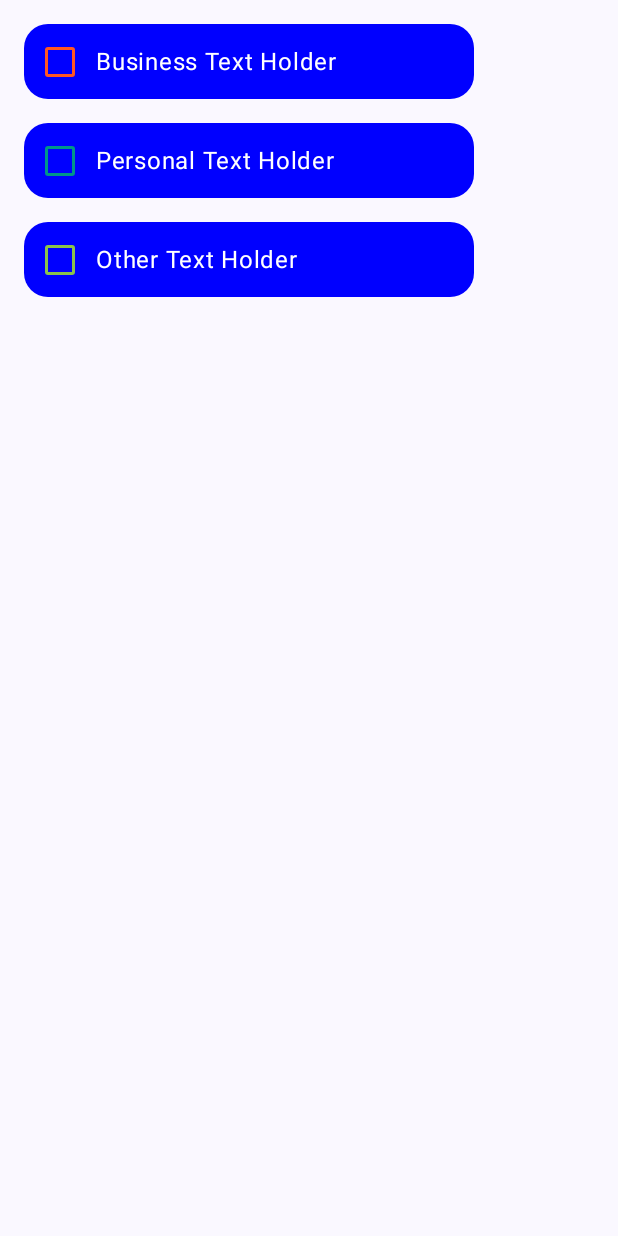
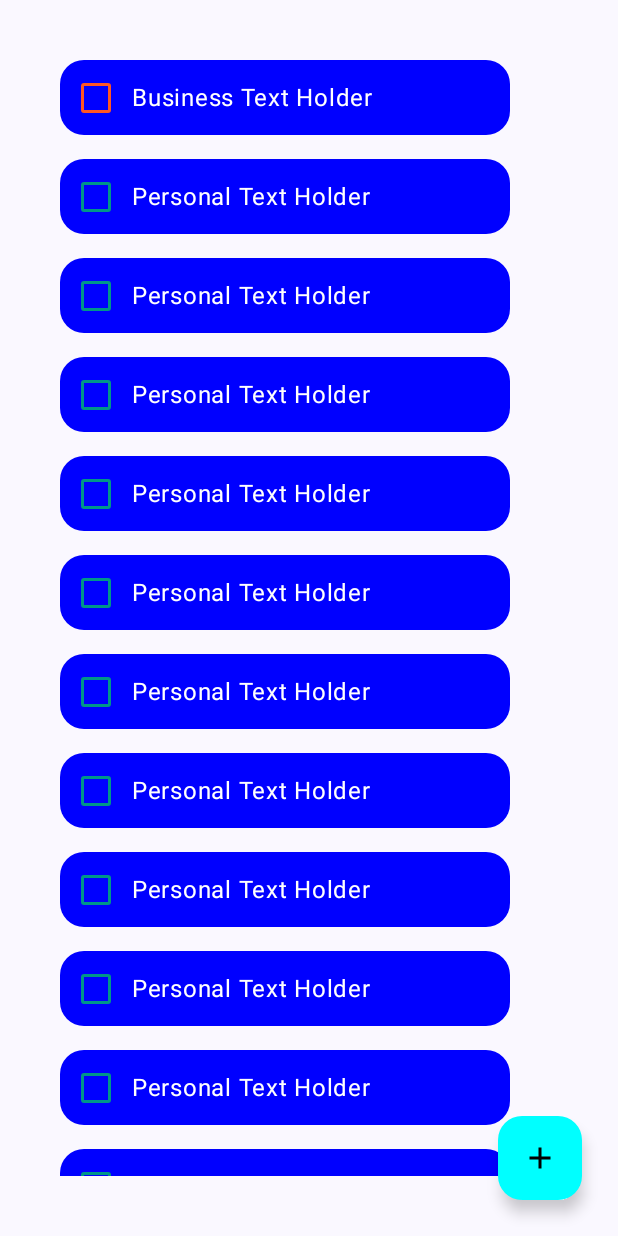
Before and after one commit to veselin0/ConstructorApp, an Android app built with Jetpack Compose: the screen it shows after launch (MainActivity), on a phone screen of 412 x 824 dp. Run offline under Robolectric (Android 15) with nearby library versions, the phone set to English and light mode, and no system bars.

Commit message:
added MyScreen() with a FAB

```diff
--- a/app/src/main/java/com/example/constructorapp/Colors.kt
+++ b/app/src/main/java/com/example/constructorapp/Colors.kt
@@ -7,4 +7,5 @@ object Colors {
     val businessColor = Color(0xFFFF5722)
     val personalColor = Color(0xFF009688)
     val otherColor = Color(0xFF8BC34A)
+    val fabColor = Color(0xFFE91E63)
 }
--- /dev/null
+++ b/app/src/main/java/com/example/constructorapp/FAB.kt
@@ -0,0 +1,25 @@
+package com.example.constructorapp
+
+import androidx.compose.foundation.shape.AbsoluteRoundedCornerShape
+import androidx.compose.foundation.shape.CutCornerShape
+import androidx.compose.foundation.shape.RoundedCornerShape
+import androidx.compose.material.icons.Icons
+import androidx.compose.material.icons.filled.Add
+import androidx.compose.material3.FloatingActionButton
+import androidx.compose.material3.FloatingActionButtonDefaults
+import androidx.compose.material3.Icon
+import androidx.compose.runtime.Composable
+import androidx.compose.ui.graphics.Color
+import androidx.compose.ui.unit.dp
+
+@Composable
+fun MyFab() {
+    FloatingActionButton(
+        onClick = { /* Handle FAB click event */ },
+        contentColor = Color.White,
+        containerColor = Colors.fabColor,
+        shape = RoundedCornerShape(32.dp)
+    ) {
+        Icon(Icons.Default.Add, contentDescription = "Add Icon")
+    }
+}
--- a/app/src/main/java/com/example/constructorapp/MainActivity.kt
+++ b/app/src/main/java/com/example/constructorapp/MainActivity.kt
@@ -28,9 +28,10 @@ import androidx.compose.material3.MaterialTheme
 import androidx.compose.material3.Surface
 import androidx.compose.material3.Text
 import androidx.compose.runtime.Composable
-import androidx.compose.runtime.*
-import androidx.compose.runtime.remember
+import androidx.compose.runtime.getValue
+import androidx.compose.runtime.mutableStateOf
 import androidx.compose.runtime.saveable.rememberSaveable
+import androidx.compose.runtime.setValue
 import androidx.compose.ui.Alignment
 import androidx.compose.ui.Modifier
 import androidx.compose.ui.draw.clip
@@ -38,7 +39,6 @@ import androidx.compose.ui.graphics.Color
 import androidx.compose.ui.text.style.TextAlign
 import androidx.compose.ui.unit.dp
 import com.example.constructorapp.ui.theme.ConstructorAppTheme
-import com.example.constructorapp.CheckBoxParameters
 
 class MainActivity : ComponentActivity() {
     override fun onCreate(savedInstanceState: Bundle?) {
@@ -51,7 +51,7 @@ class MainActivity : ComponentActivity() {
                     color = MaterialTheme.colorScheme.background
                 ) {
                     Column() {
-                        RoundedCornersBoxesScrollableColumn()
+                        MyScreen()
                     }
                 }
             }
@@ -193,11 +193,27 @@ fun RoundedCornersBoxesScrollableColumn() {
     Column(
         Modifier
             .fillMaxSize()
-            .padding(16.dp)
+            .padding(40.dp)
             .verticalScroll(rememberScrollState())
     ) {
         var titles = listOf(
             "Business Text Holder",
+            "Personal Text Holder",
+            "Personal Text Holder",
+            "Personal Text Holder",
+            "Personal Text Holder",
+            "Personal Text Holder",
+            "Personal Text Holder",
+            "Personal Text Holder",
+            "Personal Text Holder",
+            "Personal Text Holder",
+            "Personal Text Holder",
+            "Personal Text Holder",
+            "Personal Text Holder",
+            "Personal Text Holder",
+            "Personal Text Holder",
+            "Personal Text Holder",
+            "Personal Text Holder",
             "Personal Text Holder",
             "Other Text Holder",
         )
--- /dev/null
+++ b/app/src/main/java/com/example/constructorapp/MyScreen.kt
@@ -0,0 +1,39 @@
+package com.example.constructorapp
+
+import androidx.compose.foundation.layout.Box
+import androidx.compose.foundation.layout.BoxWithConstraints
+import androidx.compose.foundation.layout.fillMaxSize
+import androidx.compose.foundation.layout.offset
+import androidx.compose.material.icons.Icons
+import androidx.compose.material.icons.filled.Add
+import androidx.compose.material3.FloatingActionButton
+import androidx.compose.material3.Icon
+import androidx.compose.runtime.Composable
+import androidx.compose.ui.Modifier
+import androidx.compose.ui.graphics.Color
+import androidx.compose.ui.unit.dp
+
+@Composable
+fun MyScreen() {
+    BoxWithConstraints(modifier = Modifier.fillMaxSize()) {
+        RoundedCornersBoxesScrollableColumn()
+            // Scrollable content goes here
+
+
+        Box(
+            modifier = Modifier
+                .offset(
+                    x = maxWidth - (64.dp + 16.dp), // Adjust the values as needed
+                    y = maxHeight - (64.dp + 16.dp)
+                )
+        ) {
+            FloatingActionButton(
+                onClick = { /* Handle FAB click event */ },
+                contentColor = Color.Black,
+                containerColor = Color.Cyan
+            ) {
+                Icon(Icons.Default.Add, contentDescription = "Icon")
+            }
+        }
+    }
+}
```
